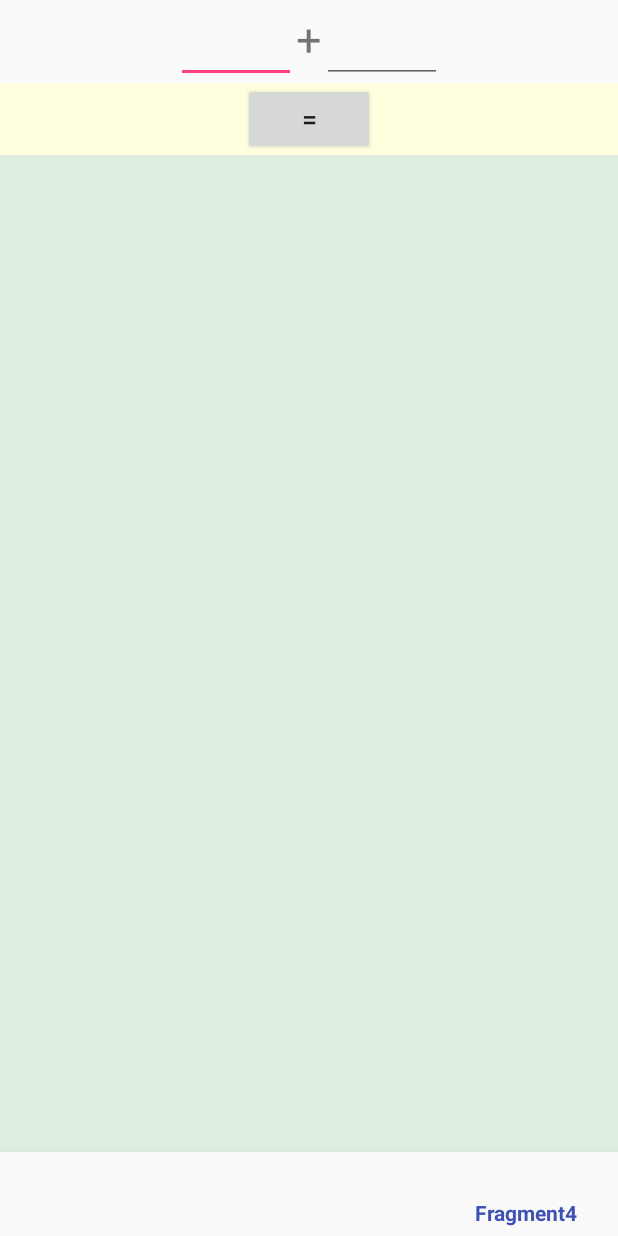
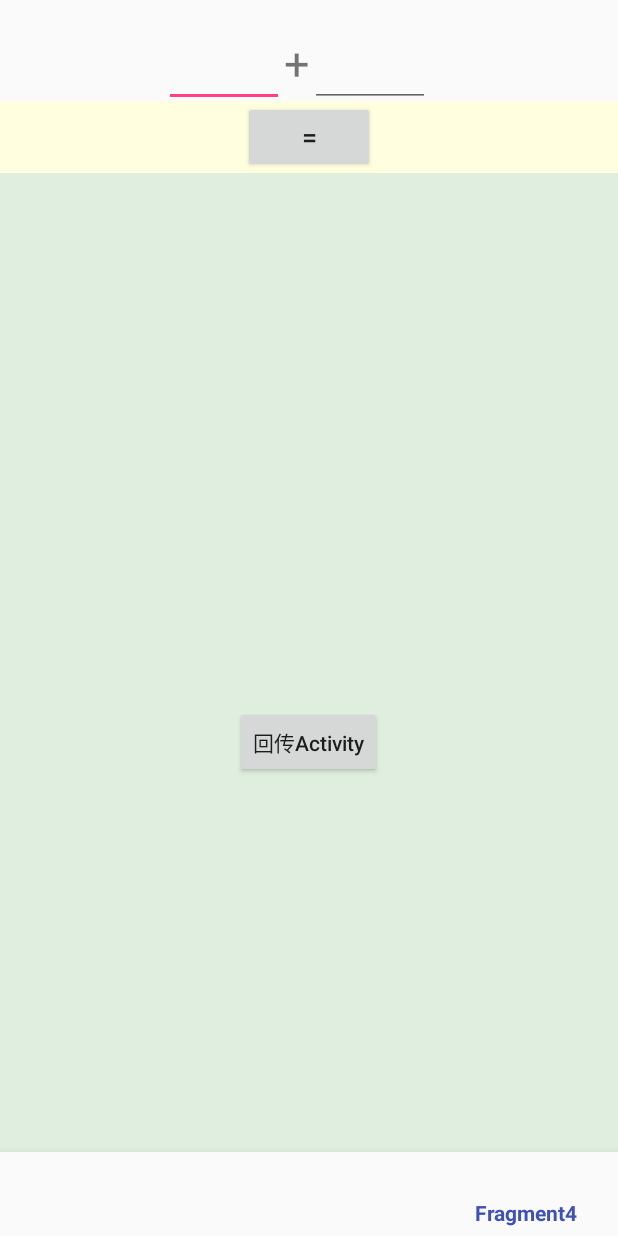
Before and after one commit to gitEkko/ModuleCommunication, an Android app: the FrgmentActivity screen opened directly, with no data from a screen before it, item 4 of the bottom bar chosen, on a phone screen of 412 x 824 dp. Run offline under Robolectric (Android 15) with nearby library versions, the phone set to English and light mode, and no system bars; our stand-ins replace EventBus.

Commit message:
Activity->Fragment: 3.Broadcast 4.EventBus Fragment->Activity: EventBus

```diff
--- a/app/build.gradle
+++ b/app/build.gradle
@@ -25,7 +25,9 @@ dependencies {
     implementation 'com.android.support.constraint:constraint-layout:1.1.3'
     implementation 'com.android.support:design:27.1.1'
     implementation 'com.android.support:support-vector-drawable:27.1.1'
+    implementation 'com.android.support:support-v4:27.1.1'
     testImplementation 'junit:junit:4.12'
     androidTestImplementation 'com.android.support.test:runner:1.0.2'
     androidTestImplementation 'com.android.support.test.espresso:espresso-core:3.0.2'
+    implementation 'org.greenrobot:eventbus:3.0.0'
 }
--- /dev/null
+++ b/app/src/main/java/com/example/modulecommunication/fragment/Fragment4.java
@@ -0,0 +1,69 @@
+package com.example.modulecommunication.fragment;
+
+
+import android.os.Bundle;
+import android.support.annotation.NonNull;
+import android.support.annotation.Nullable;
+import android.support.v4.app.Fragment;
+import android.view.View;
+import android.widget.Button;
+import android.widget.TextView;
+
+import com.example.modulecommunication.R;
+
+import org.greenrobot.eventbus.EventBus;
+import org.greenrobot.eventbus.Subscribe;
+import org.greenrobot.eventbus.ThreadMode;
+
+/**
+ * A simple {@link Fragment} subclass.
+ */
+public class Fragment4 extends BaseFragment {
+
+
+    @Override
+    public void onResume() {
+        super.onResume();
+        //注册EventBus,注意参数是this，传入activity会报错
+        EventBus.getDefault().register(this);
+    }
+
+    @Override
+    public void onViewCreated(@NonNull View view, @Nullable Bundle savedInstanceState) {
+        super.onViewCreated(view, savedInstanceState);
+        Button returnBtn1 = (Button) view.findViewById(R.id.return_Btn);
+        final TextView result = (TextView) view.findViewById(R.id.fragment_result);
+        //点击按钮，将数据从fragment传给activity
+        returnBtn1.setOnClickListener(new View.OnClickListener() {
+            @Override
+            public void onClick(View v) {
+                String data = result.getText().toString();
+                //EventBus发送数据
+                EventBus.getDefault().post(data);
+            }
+        });
+    }
+
+    //EventBus的处理事件函数  该方法可以随意取名 必须为public 必须添加注解并指定线程模型
+    //之后EventBus会自动扫描到此函数，进行数据传递
+    @Subscribe(threadMode = ThreadMode.MAIN)
+    public void getData(Bundle bundle) {
+        String number1 = bundle.getString(activity.SaveData1);
+        String number2 = bundle.getString(activity.SaveData2);
+
+        //进行数据操作
+        textResult.setText(doAddition(number1, number2));
+    }
+
+    @Override
+    public int setFragmentLayoutID() {
+        return R.layout.fragment_fragment4;
+    }
+
+    @Override
+    public void onPause() {
+        super.onPause();
+        //取消EventBus注册
+        EventBus.getDefault().unregister(this);
+    }
+}
--- a/app/src/main/java/com/example/modulecommunication/fragment/FrgmentActivity.java
+++ b/app/src/main/java/com/example/modulecommunication/fragment/FrgmentActivity.java
@@ -1,5 +1,6 @@
 package com.example.modulecommunication.fragment;
 
+import android.content.Intent;
 import android.os.Bundle;
 import android.os.Handler;
 import android.os.Message;
@@ -9,14 +10,20 @@ import android.support.v4.app.Fragment;
 import android.support.v4.app.FragmentActivity;
 import android.support.v4.app.FragmentManager;
 import android.support.v4.app.FragmentTransaction;
+import android.support.v4.content.LocalBroadcastManager;
 import android.util.Log;
 import android.view.MenuItem;
 import android.view.View;
 import android.widget.Button;
 import android.widget.EditText;
+import android.widget.TextView;
 import android.widget.Toast;
 
 import com.example.modulecommunication.R;
+
+import org.greenrobot.eventbus.EventBus;
+import org.greenrobot.eventbus.Subscribe;
+import org.greenrobot.eventbus.ThreadMode;
 
 public class FrgmentActivity extends FragmentActivity implements View.OnClickListener {
 
@@ -24,8 +31,9 @@ public class FrgmentActivity extends FragmentActivity implements View.OnClickLis
 
     private Fragment1 fragment1;
     private Fragment2 fragment2;
-    private String number1;
-    private String number2;
+    private Fragment3 fragment3;
+    private Fragment4 fragment4;
+
     private EditText editText1;
     private EditText editText2;
 
@@ -36,6 +44,12 @@ public class FrgmentActivity extends FragmentActivity implements View.OnClickLis
     private Button transferBtn2;
     private Button transferBtn3;
     private Button transferBtn4;
+
+    private TextView returnData;
+
+    public String SaveData1 = "number1";
+    public String SaveData2 = "number2";
+    public String ACTION_NAME = "com.example.modulecommunication.fragment.ACTION_NAME";
 
     @Override
     protected void onCreate(Bundle savedInstanceState) {
@@ -57,22 +71,27 @@ public class FrgmentActivity extends FragmentActivity implements View.OnClickLis
         transferBtn2.setOnClickListener(this);
         transferBtn3.setOnClickListener(this);
         transferBtn4.setOnClickListener(this);
+
+        returnData = (TextView) findViewById(R.id.return_data);
+
         HideButton();
         transferBtn1.setVisibility(View.VISIBLE);
     }
 
+
     @Override
     public void onClick(View v) {
 
-        number1 = editText1.getText().toString();
-        number2 = editText2.getText().toString();
+        String number1 = editText1.getText().toString();
+        String number2 = editText2.getText().toString();
         Log.d(TAG, "number1 = " + number1);
         Log.d(TAG, "number1 = " + number2);
         if (!number1.equals("") && !number2.equals("")) {
             FragmentManager fragmentManager = getSupportFragmentManager();
             FragmentTransaction fragmentTransaction = fragmentManager.beginTransaction();
+            Bundle bundle = new Bundle();
             switch (v.getId()) {
-                //****Activity传递数据到Fragment
+                //*********************Activity传递数据到Fragment*********************************************
                 case R.id.transferBtn1:
                     //1.直接传入参数 setArguments() 传递数据
                     fragment1 = Fragment1.newInstance(number1, number2);
@@ -86,18 +105,34 @@ public class FrgmentActivity extends FragmentActivity implements View.OnClickLis
                         return;
                     }
                     Message message = new Message();
-                    Bundle bundle = new Bundle();
-                    bundle.putString("number1", number1);
-                    bundle.putString("number2", number2);
+
+                    bundle.putString(SaveData1, number1);
+                    bundle.putString(SaveData2, number2);
                     message.setData(bundle);
                     handler.sendMessage(message);
                     break;
                 case R.id.transferBtn3:
+                    //3.使用广播传递数据
+                    Intent intent = new Intent();
+                    intent.setAction(ACTION_NAME);
+                    intent.putExtra(SaveData1, number1);
+                    intent.putExtra(SaveData2, number2);
+
+                    //sendBroadcast(intent);
+                    //使用本地广播更加安全
+                    LocalBroadcastManager.getInstance(this).sendBroadcast(intent);
 
                     break;
                 case R.id.transferBtn4:
+                    //4.使用EventBus 向fragment传递数据
+                    //利用bundle打包数据，也可自己封装Event事件
+                    bundle.putString(SaveData1, number1);
+                    bundle.putString(SaveData2, number2);
+                    //发送数据
+                    EventBus.getDefault().post(bundle);
+                    break;
+                //************************************************************************************************************
 
-                    break;
             }
         } else {
             Toast.makeText(FrgmentActivity.this, "输入不能为空", Toast.LENGTH_SHORT).show();
@@ -166,13 +201,43 @@ public class FrgmentActivity extends FragmentActivity implements View.OnClickLis
                     return true;
                 case R.id.fragment3:
                     transferBtn3.setVisibility(View.VISIBLE);
+                    if (fragment3 == null) {
+                        fragment3 = new Fragment3();
+                    }
+                    addOrShowFragment(fragmentTransaction, fragment3);
                     return true;
                 case R.id.fragment4:
                     transferBtn4.setVisibility(View.VISIBLE);
+                    if (fragment4 == null) {
+                        fragment4 = new Fragment4();
+                    }
+                    addOrShowFragment(fragmentTransaction, fragment4);
                     return true;
             }
             return false;
         }
     };
 
+
+    @Override
+    protected void onResume() {
+        super.onResume();
+        //注册EventBus 用来接收fragment传来的数据
+        EventBus.getDefault().register(this);
+    }
+
+    //EventBus事件处理函数 用于接收并处理数据
+    @Subscribe(threadMode = ThreadMode.MAIN)
+    public void getFragmentData(String data) {
+        returnData.setText(data);
+    }
+
+    @Override
+    protected void onDestroy() {
+        super.onDestroy();
+        //取消注册EventBus
+        EventBus.getDefault().unregister(this);
+    }
+
+
 }
--- a/app/src/main/res/layout/activity_frgment.xml
+++ b/app/src/main/res/layout/activity_frgment.xml
@@ -35,12 +35,21 @@
             android:textAlignment="center"
             android:textSize="25sp" />
 
+        <!--<TextView-->
+        <!--android:id="@+id/activity_result"-->
+        <!--android:layout_width="wrap_content"-->
+        <!--android:layout_height="wrap_content"-->
+        <!--android:textColor="#FFCD6600"-->
+        <!--android:textSize="30sp" />-->
+
         <TextView
-            android:id="@+id/activity_result"
+            android:id="@+id/return_data"
             android:layout_width="wrap_content"
             android:layout_height="wrap_content"
+            android:layout_marginLeft="15dp"
+            android:layout_marginStart="15dp"
             android:textColor="#FFCD6600"
-            android:textSize="30sp" />
+            android:textSize="50sp" />
 
     </LinearLayout>
 
--- /dev/null
+++ b/app/src/main/res/layout/fragment_fragment4.xml
@@ -0,0 +1,30 @@
+<RelativeLayout xmlns:android="http://schemas.android.com/apk/res/android"
+    android:layout_width="match_parent"
+    android:layout_height="match_parent">
+
+    <LinearLayout
+        android:layout_width="wrap_content"
+        android:layout_height="wrap_content"
+        android:layout_centerInParent="true"
+        android:layout_gravity="center"
+        android:orientation="vertical">
+
+        <TextView
+            android:id="@+id/fragment_result"
+            android:layout_width="wrap_content"
+            android:layout_height="wrap_content"
+            android:layout_gravity="center"
+            android:textColor="#FF268498"
+            android:textSize="80sp" />
+
+        <Button
+            android:id="@+id/return_Btn"
+            android:layout_width="wrap_content"
+            android:layout_height="wrap_content"
+            android:layout_gravity="center"
+            android:text="回传Activity"
+            android:textAllCaps="false" />
+    </LinearLayout>
+
+
+</RelativeLayout>
```
Also changed, not shown: app/src/main/java/com/example/modulecommunication/fragment/Fragment3.java (added, +57 -0 lines), app/src/main/res/layout/fragment_fragment3.xml (added, +19 -0 lines).
